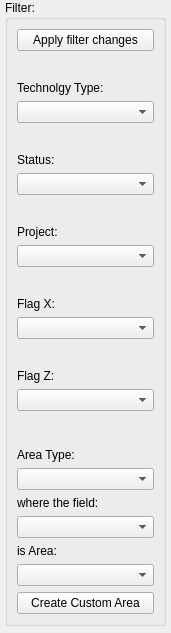
The window that DataBase/Filter.ui (brotherdust/qrap) describes before a commit, drawn with Qt 5.
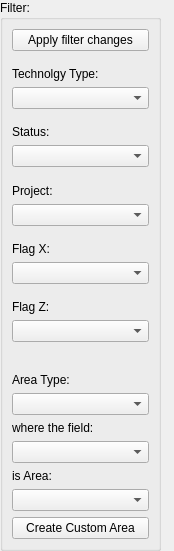
The same window after the commit.

```diff
--- a/DataBase/Filter.ui
+++ b/DataBase/Filter.ui
@@ -6,8 +6,8 @@
    <rect>
     <x>0</x>
     <y>0</y>
-    <width>171</width>
-    <height>633</height>
+    <width>174</width>
+    <height>551</height>
    </rect>
   </property>
   <property name="windowTitle">
@@ -16,10 +16,10 @@
   <widget class="QGroupBox" name="groupBox">
    <property name="geometry">
     <rect>
-     <x>5</x>
+     <x>0</x>
      <y>0</y>
      <width>161</width>
-     <height>626</height>
+     <height>551</height>
     </rect>
    </property>
    <property name="title">
```
